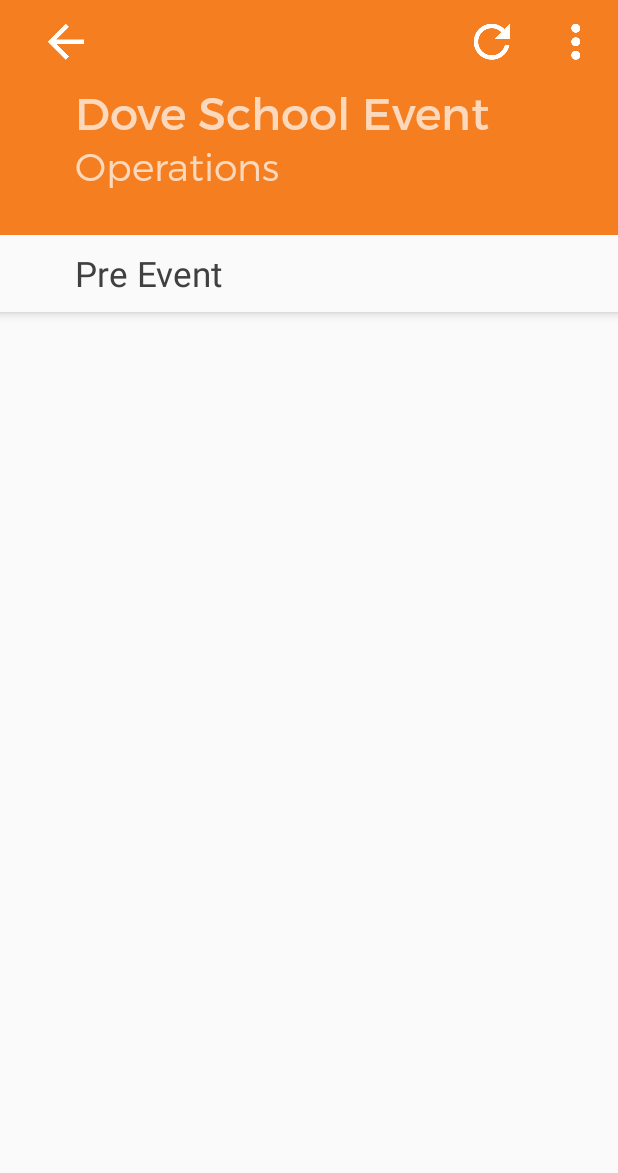
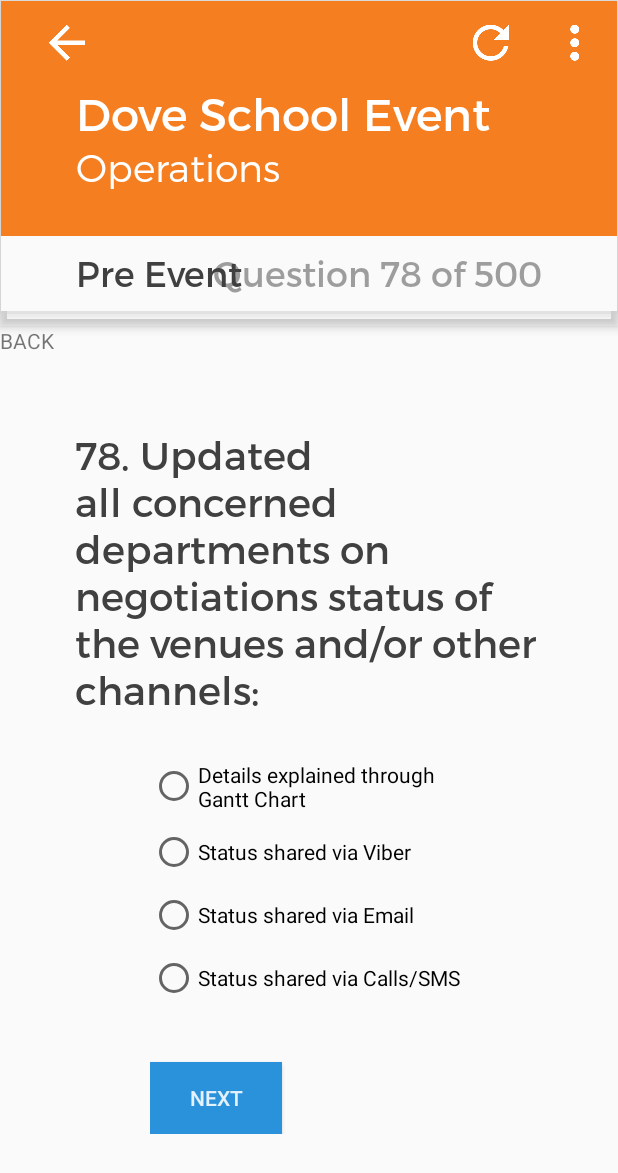
Before and after one commit to roelrosil1705/new_evaluation, an Android app: the QuestionActivity screen opened directly, with no data from a screen before it, on a phone screen of 412 x 824 dp. Shown: the top 1173 px of the screen. Run offline under Robolectric (Android 15) with nearby library versions, the phone set to English and light mode, and no system bars; our stand-ins replace ButterKnife.

Commit message:
Updated QuestionActivity

```diff
--- a/app/src/main/java/com/cloudwalkdigital/activation/evaluationapp/activities/QuestionActivity.java
+++ b/app/src/main/java/com/cloudwalkdigital/activation/evaluationapp/activities/QuestionActivity.java
@@ -18,11 +18,11 @@ import butterknife.ButterKnife;
 
 public class QuestionActivity extends AppCompatActivity {
 
-    @Bind(R.id.header_title)
-    TextView htitle;
-
-    @Bind(R.id.department_label)
-    TextView dlabel;
+    @Bind(R.id.header_title) TextView hTitle;
+    @Bind(R.id.department_label) TextView dLabel;
+    @Bind(R.id.section_label) TextView sLabel;
+    @Bind(R.id.question_label) TextView qLabel;
+    @Bind(R.id.questionHead_label) TextView qHeadLabel;
 
     @Override
     protected void onCreate(Bundle savedInstanceState) {
@@ -32,9 +32,11 @@ public class QuestionActivity extends AppCompatActivity {
         Typeface mostserratBold = Typeface.createFromAsset(getAssets(), "fonts/MONTSERRAT-BOLD.OTF");
         Typeface mostserratRegular = Typeface.createFromAsset(getAssets(), "fonts/MONTSERRAT-REGULAR.OTF");
         Typeface mostserratLight = Typeface.createFromAsset(getAssets(), "fonts/MONTSERRAT-LIGHT.OTF");
-        htitle.setTypeface(mostserratRegular);
-        dlabel.setTypeface(mostserratLight);
-
+        hTitle.setTypeface(mostserratRegular);
+        dLabel.setTypeface(mostserratLight);
+        sLabel.setTypeface(mostserratRegular);
+        qLabel.setTypeface(mostserratRegular);
+        qHeadLabel.setTypeface(mostserratRegular);
 /*
         DataBaseHelper myDbHelper = new DataBaseHelper(this);
         try {
--- /dev/null
+++ b/app/src/main/res/drawable/shadow.xml
@@ -0,0 +1,46 @@
+<?xml version="1.0" encoding="utf-8"?>
+<layer-list xmlns:android="http://schemas.android.com/apk/res/android">
+    <item>
+        <shape>
+            <padding android:top="0dp" android:right="0dp" android:bottom="2dp" android:left="0dp" />
+            <corners android:radius="0dp" />
+            <solid android:color="#00CCCCCC" />
+        </shape>
+    </item>
+    <item>
+        <shape>
+            <padding android:top="0dp" android:right="0dp" android:bottom="2dp" android:left="0dp" />
+            <corners android:radius="0dp" />
+            <solid android:color="#10CCCCCC" />
+        </shape>
+    </item>
+    <item>
+        <shape>
+            <padding android:top="0dp" android:right="0dp" android:bottom="2dp" android:left="0dp" />
+            <corners android:radius="0dp" />
+            <solid android:color="#20CCCCCC" />
+        </shape>
+    </item>
+    <item>
+        <shape>
+            <padding android:top="0dp" android:right="0dp" android:bottom="2dp" android:left="0dp" />
+            <corners android:radius="0dp" />
+            <solid android:color="#30CCCCCC" />
+        </shape>
+    </item>
+    <item>
+        <shape>
+            <padding android:top="1dp" android:right="1dp" android:bottom="2dp" android:left="1dp" />
+            <corners android:radius="0dp" />
+            <solid android:color="#50CCCCCC" />
+        </shape>
+    </item>
+
+    <!-- Background -->
+    <item>
+        <shape>
+            <solid android:color="#fafafa" />
+            <corners android:radius="0dp" />
+        </shape>
+    </item>
+</layer-list>
--- a/app/src/main/res/layout/activity_question.xml
+++ b/app/src/main/res/layout/activity_question.xml
@@ -9,7 +9,7 @@
     <android.support.design.widget.AppBarLayout
         android:layout_height="wrap_content"
         android:layout_width="match_parent"
-        android:background="@color/colorAccent"
+        android:background="@drawable/shadow"
         android:theme="@style/AppTheme.AppBarOverlay">
 
         <android.support.v7.widget.Toolbar
@@ -57,14 +57,16 @@
         android:paddingLeft="50dp"
         android:orientation="vertical"
         android:paddingRight="50dp"
-        android:paddingBottom="30dp">
+        android:paddingBottom="30dp"
+        android:background="@color/colorAccent">
 
         <TextView
             android:id="@+id/header_title"
             android:layout_width="wrap_content"
             android:layout_height="wrap_content"
             android:text="Dove School Event"
-            android:textSize="30dp" />
+            android:textSize="30dp"
+            android:textColor="@android:color/white"/>
 
         <TextView
             android:id="@+id/department_label"
@@ -72,19 +74,18 @@
             android:layout_height="wrap_content"
             android:text="Operations"
             android:textSize="25dp"
-            android:textStyle="bold"/>
+            android:textColor="@android:color/white"/>
 
     </LinearLayout>
 
-        <LinearLayout
+        <RelativeLayout
             android:layout_width="match_parent"
             android:layout_height="wrap_content"
-            android:orientation="horizontal"
-            android:background="#fafafa"
             android:paddingLeft="50dp"
             android:paddingRight="50dp">
 
             <TextView
+                android:id="@+id/section_label"
                 android:layout_width="wrap_content"
                 android:layout_height="wrap_content"
                 android:text="Pre Event"
@@ -92,11 +93,107 @@
                 android:textSize="23sp"
                 android:paddingTop="10dp"
                 android:paddingBottom="10dp"
+                android:layout_alignParentLeft="true"
                 />
+
+            <TextView
+                android:id="@+id/question_label"
+                android:layout_width="wrap_content"
+                android:layout_height="wrap_content"
+                android:text="Question 78 of 500"
+                android:textColor="#404040"
+                android:textSize="23sp"
+                android:paddingTop="10dp"
+                android:paddingBottom="10dp"
+                android:layout_alignParentRight="true"
+                android:alpha=".5"
+                />
+
+        </RelativeLayout>
+
+    </android.support.design.widget.AppBarLayout>
+
+    <LinearLayout
+        android:layout_width="match_parent"
+        android:layout_height="wrap_content"
+        android:orientation="vertical"
+        android:paddingLeft="50dp"
+        android:paddingRight="50dp"
+        android:layout_marginTop="70dp"
+        app:layout_behavior="@string/appbar_scrolling_view_behavior">
+
+        <TextView
+            android:id="@+id/questionHead_label"
+            android:layout_width="wrap_content"
+            android:layout_height="wrap_content"
+            android:textSize="26dp"
+            android:textColor="#404040"
+            android:text="78. Updated all concerned departments on negotiations status of the venues and/or other channels:"
+            />
+
+        <LinearLayout
+            android:layout_width="match_parent"
+            android:layout_height="wrap_content"
+            android:paddingLeft="50dp"
+            android:paddingRight="50dp"
+            android:layout_marginTop="30dp"
+            android:orientation="vertical">
+
+            <RadioGroup
+                android:layout_width="match_parent"
+                android:layout_height="wrap_content">
+
+                <RadioButton
+                    android:layout_width="wrap_content"
+                    android:layout_height="wrap_content"
+                    android:layout_marginBottom="10dp"
+                    android:text="Details explained through Gantt Chart"/>
+
+                <RadioButton
+                    android:layout_width="wrap_content"
+                    android:layout_height="wrap_content"
+                    android:layout_marginBottom="10dp"
+                    android:text="Status shared via Viber"/>
+
+                <RadioButton
+                    android:layout_width="wrap_content"
+                    android:layout_height="wrap_content"
+                    android:layout_marginBottom="10dp"
+                    android:text="Status shared via Email"/>
+
+                <RadioButton
+                    android:layout_width="wrap_content"
+                    android:layout_height="wrap_content"
+                    android:layout_marginBottom="10dp"
+                    android:text="Status shared via Calls/SMS"/>
+
+            </RadioGroup>
+
+            <Button
+                android:layout_width="wrap_content"
+                android:layout_height="wrap_content"
+                android:text="NEXT"
+                android:layout_marginTop="30dp"
+                android:background="@color/colorPrimary"
+                android:textColor="@color/blue_50"/>
 
         </LinearLayout>
 
-    </android.support.design.widget.AppBarLayout>
+    </LinearLayout>
 
+    <LinearLayout
+        android:layout_width="match_parent"
+        android:layout_height="wrap_content"
+        android:orientation="horizontal"
+
+        app:layout_behavior="@string/appbar_scrolling_view_behavior"
+        >
+
+        <TextView
+            android:layout_width="wrap_content"
+            android:layout_height="wrap_content"
+            android:text="BACK"/>
+
+    </LinearLayout>
 
 </android.support.design.widget.CoordinatorLayout>
```
